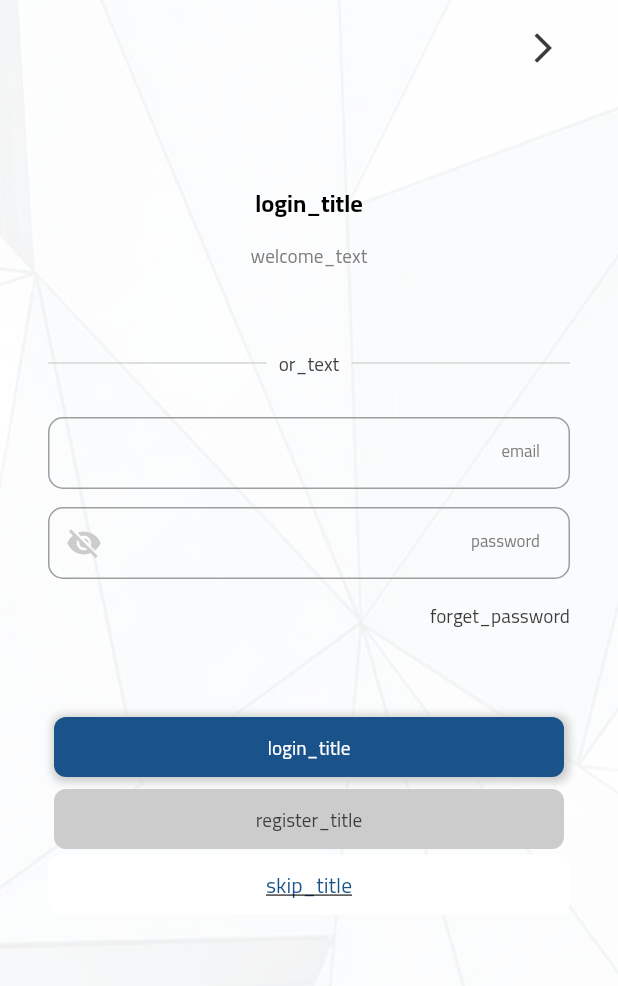
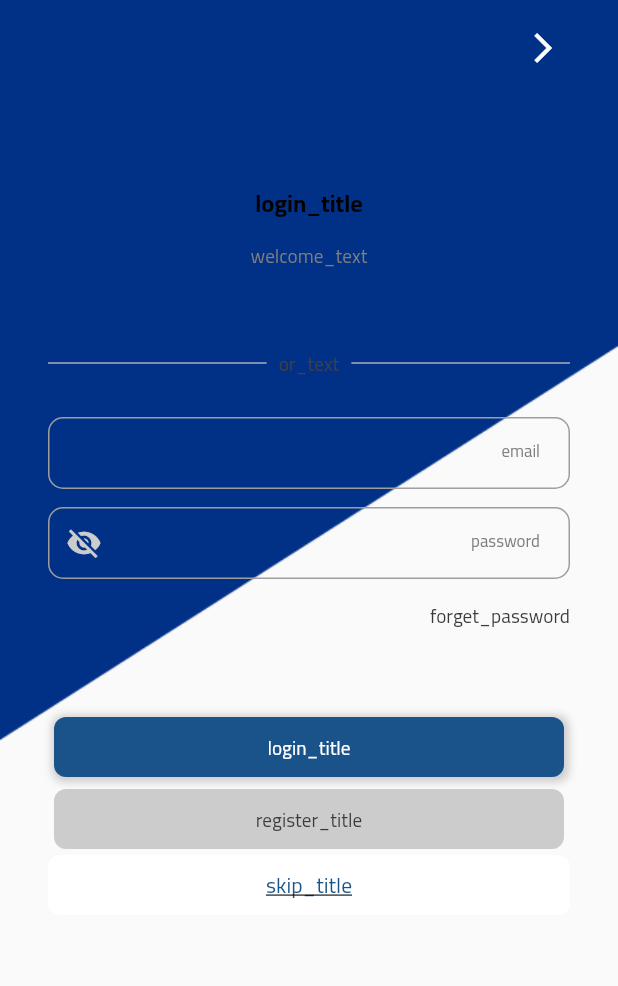
Before and after one commit to muslimadille/mit_cvmaker_app, a Flutter app: the screen it shows after launch, after a tap on "Login", on a phone screen of 412 x 824 dp. Shown: the top 986 px of the screen. Run offline on Flutter 3.47's test engine with Material 2 defaults, Android fonts, the phone set to English and light mode, and no system bars; our stand-ins replace cached_network_image, dio, easy_localization, email_validator, flutter_spinkit, flutter_svg and 6 more; missing offline and left inert: dio_cache_interceptor, multi_image_picker2.

Commit message:
change login bg

```diff
--- a/lib/modules/login_screen/login_screen.dart
+++ b/lib/modules/login_screen/login_screen.dart
@@ -53,9 +53,8 @@ class _LoginScreenState extends State<LoginScreen> with InputValidationMixin{
     return BaseScreen(body: SafeArea(child: Stack(
       alignment:AlignmentDirectional.center,
       children: [
-        TransitionImage("assets/images/spalsh-bg.jpg",fit: BoxFit.cover,
+        TransitionImage("assets/images/login_blue_bg.png",fit: BoxFit.cover,
           width: double.infinity,height: double.infinity,),
-        Container(width: MediaQuery.of(context).size.width,height: MediaQuery.of(context).size.height,color: Colors.white.withOpacity(0.7),),
         Container(
           margin: EdgeInsets.only(left: D.default_40,right: D.default_40),
           width: double.infinity,
@@ -89,7 +88,7 @@ class _LoginScreenState extends State<LoginScreen> with InputValidationMixin{
       child: Row(
         mainAxisAlignment: MainAxisAlignment.start,
         children: [
-          BackBottonWidget(ctx)
+          BackBottonWidget(ctx,color: Colors.white,)
     ],),);
   }
   Widget _introText(){
--- a/lib/modules/registeration/registeration_screen.dart
+++ b/lib/modules/registeration/registeration_screen.dart
@@ -60,9 +60,8 @@ class _RegisterationScreenState extends State<RegisterationScreen> with InputVal
     return BaseScreen(body: SafeArea(child: Stack(
       alignment:AlignmentDirectional.center,
       children: [
-        TransitionImage("assets/images/spalsh-bg.jpg",fit: BoxFit.cover,
+        TransitionImage("assets/images/login_blue_bg.png",fit: BoxFit.cover,
           width: double.infinity,height: double.infinity,),
-        Container(width: MediaQuery.of(context).size.width,height: MediaQuery.of(context).size.height,color: Colors.white.withOpacity(0.7),),
         Container(
           margin: EdgeInsets.only(left: D.default_40,right: D.default_40),
           width: double.infinity,
@@ -97,7 +96,7 @@ class _RegisterationScreenState extends State<RegisterationScreen> with InputVal
         children: [
           IconButton(onPressed:(){
             Navigator.of(context).pop();
-          }, icon: Icon(Icons.arrow_back_ios,color: C.GREY_1,size: D.default_30,))
+          }, icon: Icon(Icons.arrow_back_ios,color: Colors.white,size: D.default_30,))
         ],),);
   }
   Widget _introText(){
--- a/lib/modules/splash_screen/splash_screen.dart
+++ b/lib/modules/splash_screen/splash_screen.dart
@@ -39,8 +39,7 @@ class _SplashScreenState extends State<SplashScreen> {
       children: [
         TransitionImage("assets/images/spalsh-bg.jpg",fit: BoxFit.cover,
           width: double.infinity,height: double.infinity,),
-
-        Container(width: MediaQuery.of(context).size.width,height: MediaQuery.of(context).size.height,color: Colors.white.withOpacity(0.7),),
+        Container(width: MediaQuery.of(context).size.width,height: MediaQuery.of(context).size.height,color: Colors.white.withOpacity(0.9),),
         TransitionImage(
           "assets/images/mitLogo.png",
           fit: BoxFit.fitWidth,
```
Also changed, not shown: assets/images/login_blue_bg.png (added).
